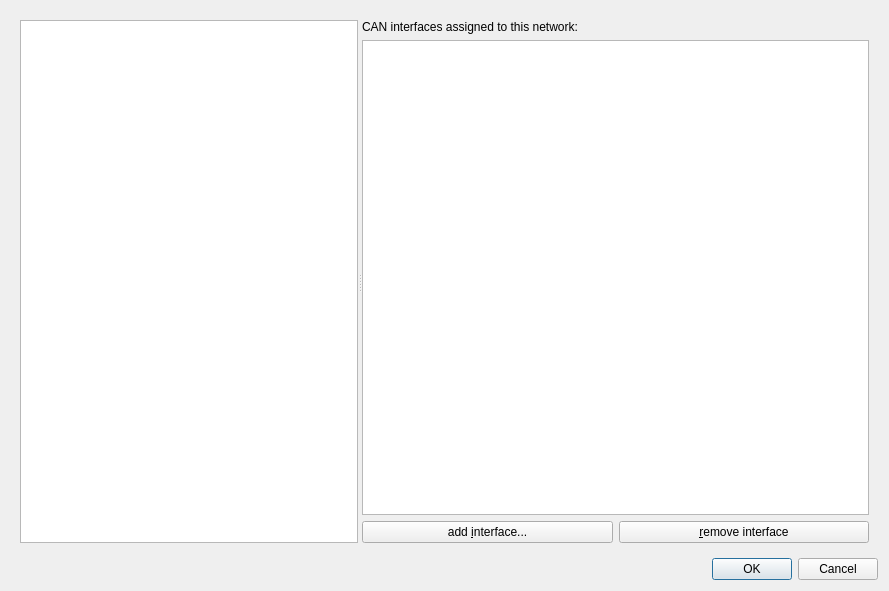
This is window/SetupDialog/SetupDialog.ui in HubertD/cangaroo as Qt 5 draws it before an edit. The edited form follows.
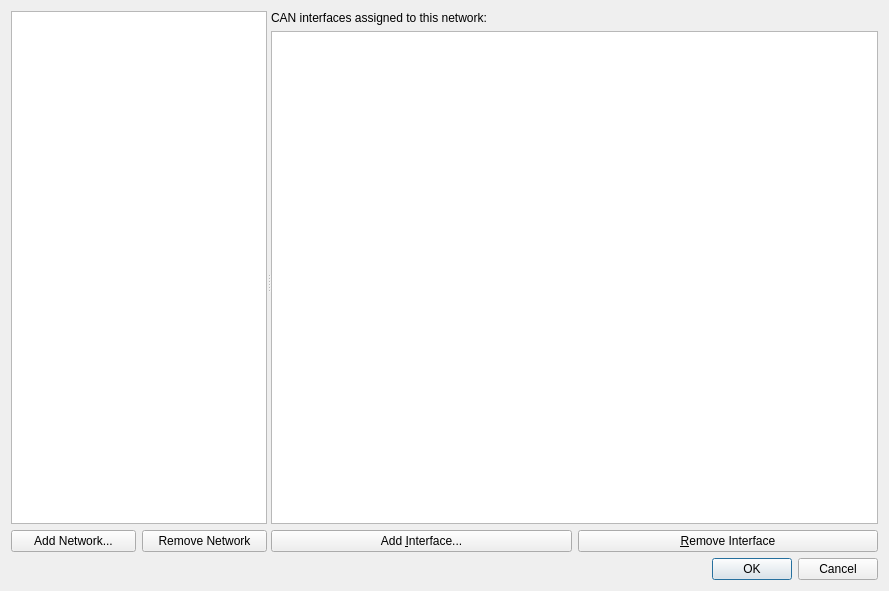
This is the edited form. The open tabs and pages were chosen to show the change.

Commit message: ui: buttons to add & remove networks

```diff
--- a/window/SetupDialog/SetupDialog.ui
+++ b/window/SetupDialog/SetupDialog.ui
@@ -16,12 +16,39 @@
   <layout class="QVBoxLayout" name="verticalLayout">
    <item>
     <widget class="QWidget" name="widget" native="true">
-     <layout class="QVBoxLayout" name="verticalLayout_2">
+     <layout class="QVBoxLayout" name="verticalLayout_5">
+      <property name="leftMargin">
+       <number>0</number>
+      </property>
+      <property name="topMargin">
+       <number>0</number>
+      </property>
+      <property name="rightMargin">
+       <number>0</number>
+      </property>
+      <property name="bottomMargin">
+       <number>0</number>
+      </property>
       <item>
        <widget class="QSplitter" name="splitter">
         <property name="orientation">
          <enum>Qt::Horizontal</enum>
         </property>
+        <widget class="QWidget" name="widget_4" native="true">
+         <layout class="QVBoxLayout" name="verticalLayout_2">
+          <property name="leftMargin">
+           <number>0</number>
+          </property>
+          <property name="topMargin">
+           <number>0</number>
+          </property>
+          <property name="rightMargin">
+           <number>0</number>
+          </property>
+          <property name="bottomMargin">
+           <number>0</number>
+          </property>
+          <item>
         <widget class="QTreeView" name="treeView">
          <property name="sizePolicy">
           <sizepolicy hsizetype="Expanding" vsizetype="Expanding">
@@ -42,6 +69,41 @@
           <bool>false</bool>
          </attribute>
         </widget>
+          </item>
+          <item>
+           <widget class="QWidget" name="widget_5" native="true">
+            <layout class="QHBoxLayout" name="horizontalLayout_3">
+             <property name="leftMargin">
+              <number>0</number>
+             </property>
+             <property name="topMargin">
+              <number>0</number>
+             </property>
+             <property name="rightMargin">
+              <number>0</number>
+             </property>
+             <property name="bottomMargin">
+              <number>0</number>
+             </property>
+             <item>
+              <widget class="QPushButton" name="btAddNetwork">
+               <property name="text">
+                <string>Add Network...</string>
+               </property>
+              </widget>
+             </item>
+             <item>
+              <widget class="QPushButton" name="btRemoveNetwork">
+               <property name="text">
+                <string>Remove Network</string>
+               </property>
+              </widget>
+             </item>
+            </layout>
+           </widget>
+          </item>
+         </layout>
+        </widget>
         <widget class="QStackedWidget" name="stackedWidget">
          <property name="sizePolicy">
           <sizepolicy hsizetype="Preferred" vsizetype="Preferred">
@@ -109,14 +171,14 @@
               <item>
                <widget class="QPushButton" name="btAddInterface">
                 <property name="text">
-                 <string>add &amp;interface...</string>
+                 <string>Add &amp;Interface...</string>
                 </property>
                </widget>
               </item>
               <item>
                <widget class="QPushButton" name="btRemoveInterface">
                 <property name="text">
-                 <string>&amp;remove interface</string>
+                 <string>&amp;Remove Interface</string>
                 </property>
                </widget>
               </item>
```
Lines whose indentation alone changed are shown as unchanged. The commit also changes 2 other files.
